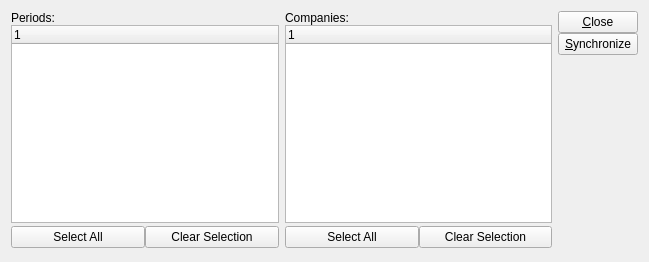
Above: xtuple/trunk/guiclient/syncCompanies.ui from WooodHead/xtuple before the change. Below: the same form after it.
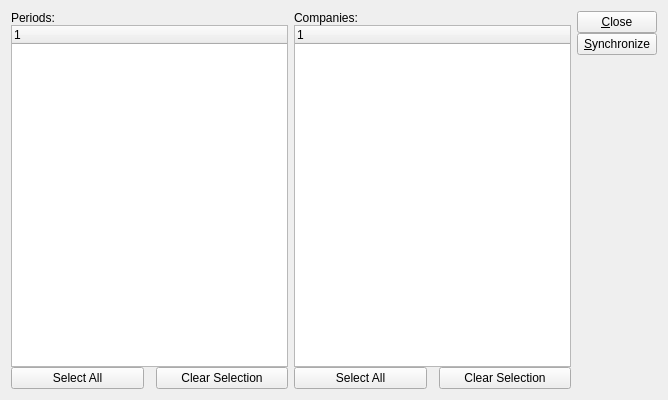
That is the form after the change. Custom widgets are drawn as their Qt base class.

Commit message: issue #12351:  Add support to import transaction detail to calculate Assets and Liabilities.

The edit to the form file:
```diff
--- a/xtuple/trunk/guiclient/syncCompanies.ui
+++ b/xtuple/trunk/guiclient/syncCompanies.ui
@@ -8,27 +8,27 @@
 is available at www.xtuple.com/CPAL.  By using this software, you agree
 to be bound by its terms.</comment>
  <class>syncCompanies</class>
- <widget class="QWidget" name="syncCompanies" >
-  <property name="geometry" >
+ <widget class="QWidget" name="syncCompanies">
+  <property name="geometry">
    <rect>
     <x>0</x>
     <y>0</y>
-    <width>649</width>
-    <height>262</height>
+    <width>668</width>
+    <height>400</height>
    </rect>
   </property>
   <property name="windowTitle" >
    <string>Synchronize Companies</string>
   </property>
-   <layout class="QGridLayout" >
-    <item row="0" column="0" >
-     <layout class="QVBoxLayout" >
-      <property name="spacing" >
+  <layout class="QGridLayout" name="gridLayout">
+   <item row="0" column="0">
+    <layout class="QVBoxLayout">
+     <property name="spacing">
        <number>0</number>
       </property>
       <item>
-       <widget class="QLabel" name="_periodLit" >
-        <property name="text" >
+      <widget class="QLabel" name="_periodLit">
+       <property name="text">
          <string>Periods:</string>
         </property>
         <property name="buddy" >
@@ -37,30 +37,27 @@
        </widget>
       </item>
       <item>
-       <widget class="XTreeWidget" name="_period" >
-        <property name="selectionMode" >
+      <widget class="XTreeWidget" name="_period">
+       <property name="selectionMode">
          <enum>QAbstractItemView::MultiSelection</enum>
         </property>
        </widget>
       </item>
       <item>
-       <layout class="QHBoxLayout" >
-        <property name="topMargin" >
-         <number>3</number>
-        </property>
-        <property name="bottomMargin" >
-         <number>3</number>
+      <layout class="QHBoxLayout">
+       <property name="spacing">
+        <number>12</number>
         </property>
         <item>
-         <widget class="QPushButton" name="_selectPeriod" >
-          <property name="text" >
+        <widget class="QPushButton" name="_selectPeriod">
+         <property name="text">
            <string>Select All</string>
           </property>
          </widget>
         </item>
         <item>
-         <widget class="QPushButton" name="_clearPeriod" >
-          <property name="text" >
+        <widget class="QPushButton" name="_clearPeriod">
+         <property name="text">
            <string>Clear Selection</string>
           </property>
          </widget>
@@ -69,14 +66,14 @@
       </item>
      </layout>
     </item>
-    <item row="0" column="1" >
-     <layout class="QVBoxLayout" >
-      <property name="spacing" >
+   <item row="0" column="1">
+    <layout class="QVBoxLayout">
+     <property name="spacing">
        <number>0</number>
       </property>
       <item>
-       <widget class="QLabel" name="_companyLit" >
-        <property name="text" >
+      <widget class="QLabel" name="_companyLit">
+       <property name="text">
          <string>Companies:</string>
         </property>
         <property name="buddy" >
@@ -85,30 +82,27 @@
        </widget>
       </item>
       <item>
-       <widget class="XTreeWidget" name="_company" >
-        <property name="selectionMode" >
+      <widget class="XTreeWidget" name="_company">
+       <property name="selectionMode">
          <enum>QAbstractItemView::MultiSelection</enum>
         </property>
        </widget>
       </item>
       <item>
-       <layout class="QHBoxLayout" >
-        <property name="topMargin" >
-         <number>3</number>
-        </property>
-        <property name="bottomMargin" >
-         <number>3</number>
+      <layout class="QHBoxLayout">
+       <property name="spacing">
+        <number>12</number>
         </property>
         <item>
-         <widget class="QPushButton" name="_selectCompany" >
-          <property name="text" >
+        <widget class="QPushButton" name="_selectCompany">
+         <property name="text">
            <string>Select All</string>
           </property>
          </widget>
         </item>
         <item>
-         <widget class="QPushButton" name="_clearCompany" >
-          <property name="text" >
+        <widget class="QPushButton" name="_clearCompany">
+         <property name="text">
            <string>Clear Selection</string>
           </property>
          </widget>
@@ -117,21 +111,21 @@
       </item>
      </layout>
     </item>
-    <item row="0" column="2" >
-     <layout class="QVBoxLayout" >
-      <property name="spacing" >
+   <item row="0" column="2">
+    <layout class="QVBoxLayout">
+     <property name="spacing">
        <number>0</number>
       </property>
       <item>
-       <widget class="QPushButton" name="_close" >
-        <property name="text" >
+      <widget class="QPushButton" name="_close">
+       <property name="text">
          <string>&amp;Close</string>
         </property>
        </widget>
       </item>
       <item>
-       <widget class="QPushButton" name="_sync" >
-        <property name="text" >
+      <widget class="QPushButton" name="_sync">
+       <property name="text">
          <string>&amp;Synchronize</string>
         </property>
        </widget>
```
Left out of the diff: 34 changed lines with no effect on the pictures. Lines whose indentation alone changed are shown as unchanged. The commit also changes 1 other file.
